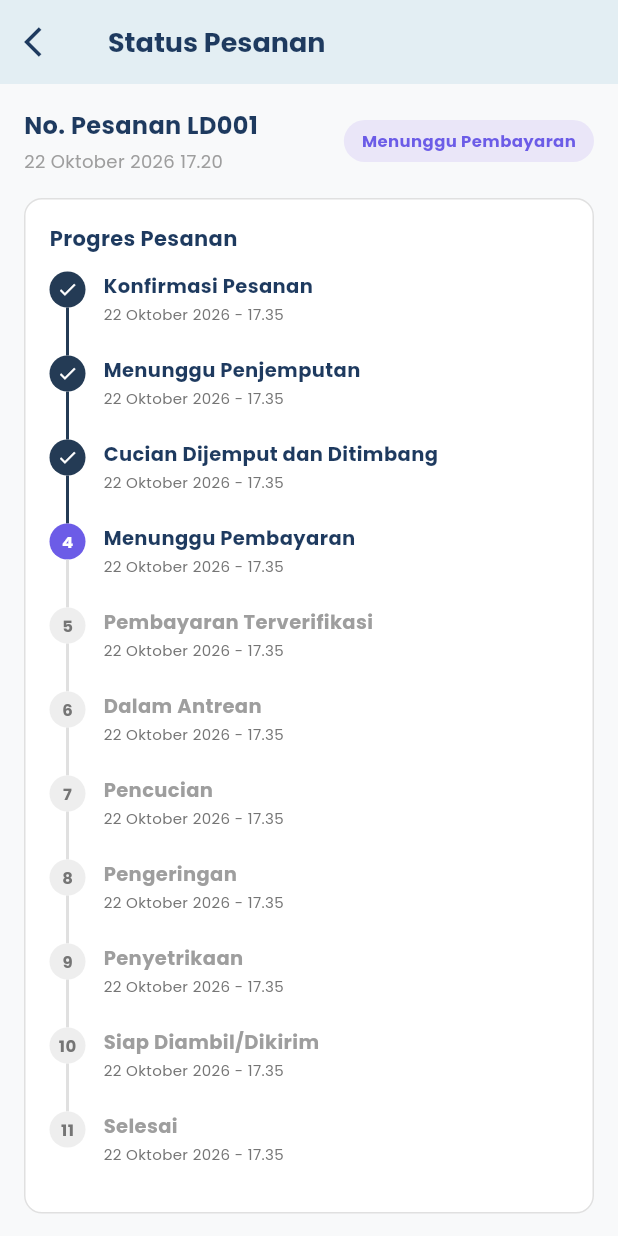
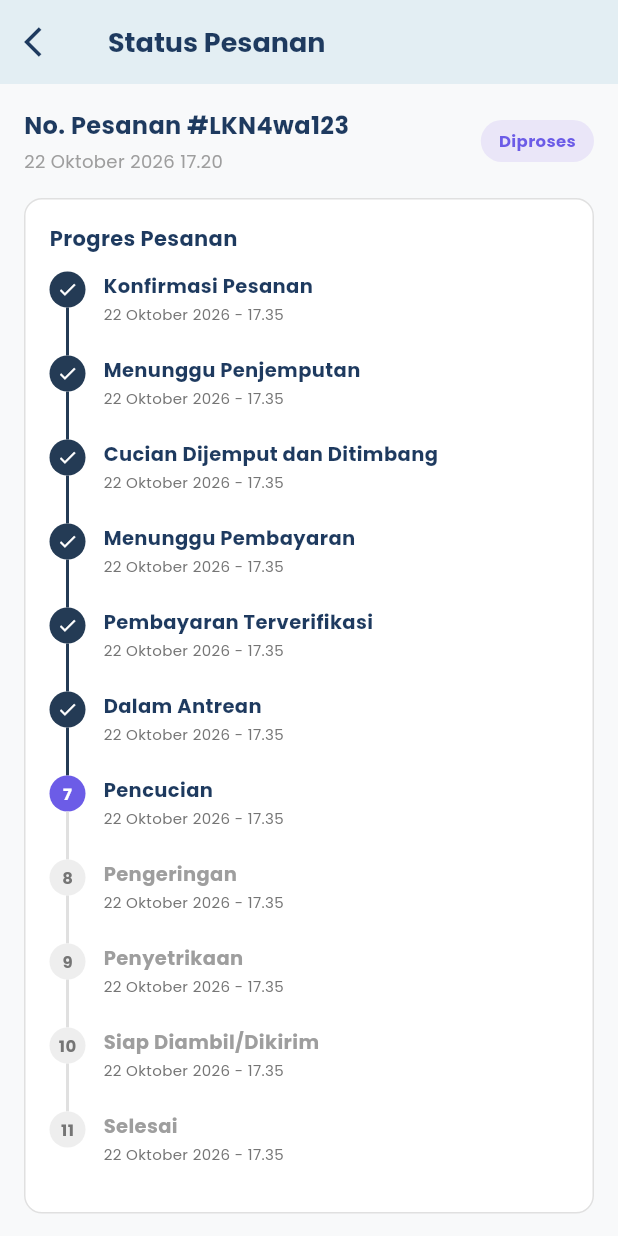
Before and after one commit to 24051214082/laundry-mobile, a Flutter app: the StatusPesananPage screen opened by its route, on a phone screen of 412 x 824 dp. Run offline on Flutter 3.47's test engine with Material 3 defaults, Android fonts, the phone set to English and light mode, and no system bars; our stand-ins replace google_fonts; network calls fail.

Commit message:
status pesanan sementara [onel]

```diff
--- a/lib/home_page.dart
+++ b/lib/home_page.dart
@@ -27,10 +27,11 @@ class _HomePageState extends State<HomePage> {
     'image': 'assets/laundrykiloan.PNG',
   };
 
-  void _navigateToDetail() {
+  // Diubah agar langsung mengarah ke rute '/status-pesanan'
+  void _navigateToStatusPesanan() {
     Navigator.pushNamed(
       context,
-      '/order-detail',
+      '/status-pesanan',
       arguments: activeOrderData,
     );
   }
@@ -173,13 +174,13 @@ class _HomePageState extends State<HomePage> {
                 ),
               ),
 
-              // Card Pesanan Aktif
+              // Card Pesanan Aktif (Mengarah ke _navigateToStatusPesanan)
               Padding(
                 padding: const EdgeInsets.symmetric(horizontal: 20, vertical: 8),
                 child: Material(
                   color: Colors.transparent,
                   child: InkWell(
-                    onTap: _navigateToDetail,
+                    onTap: _navigateToStatusPesanan,
                     borderRadius: BorderRadius.circular(24),
                     child: Container(
                       padding: const EdgeInsets.all(16),
@@ -357,7 +358,7 @@ class _HomePageState extends State<HomePage> {
                       price: 'Rp 3.000/kg',
                       iconData: Icons.shopping_basket_rounded,
                       gradientColors: [Color(0xFF86D7F6), Color(0xFF459DD0)],
-                      onTap: () => Navigator.pushNamed(context, '/booking'),
+                      onTap: () => _navigateToBooking('Laundry Kiloan'),
                     ),
                     _buildServiceCard(
                       title: 'Laundry Satuan',
@@ -365,7 +366,7 @@ class _HomePageState extends State<HomePage> {
                       price: 'Rp 15.000/pcs',
                       iconData: Icons.checkroom_rounded,
                       gradientColors: [Color(0xFFBCE1F9), Color(0xFF6DAEE2)],
-                      onTap: () => Navigator.pushNamed(context, '/booking'),
+                      onTap: () => _navigateToBooking('Laundry Satuan'),
                     ),
                     _buildServiceCard(
                       title: 'Bed Cover',
@@ -373,7 +374,7 @@ class _HomePageState extends State<HomePage> {
                       price: 'Rp 25.000',
                       iconData: Icons.bed_rounded,
                       gradientColors: [Color(0xFFA5CFF6), Color(0xFF7098E0)],
-                      onTap: () => Navigator.pushNamed(context, '/booking'),
+                      onTap: () => _navigateToBooking('Bed Cover'),
                     ),
                     _buildServiceCard(
                       title: 'Boneka',
@@ -381,7 +382,7 @@ class _HomePageState extends State<HomePage> {
                       price: 'Rp 15.000',
                       iconData: Icons.pets_rounded,
                       gradientColors: [Color(0xFFF9D5AF), Color(0xFFE5A170)],
-                      onTap: () => Navigator.pushNamed(context, '/booking'),
+                      onTap: () => _navigateToBooking('Boneka'),
                     ),
                   ],
                 ),
@@ -420,7 +421,6 @@ class _HomePageState extends State<HomePage> {
       child: Column(
         crossAxisAlignment: CrossAxisAlignment.start,
         children: [
-          // Banner Gambar / Ilustrasi Layanan
           Container(
             height: 105,
             width: double.infinity,
@@ -440,7 +440,6 @@ class _HomePageState extends State<HomePage> {
               ),
             ),
           ),
-          // Deskripsi & Harga
           Expanded(
             child: Padding(
               padding: const EdgeInsets.all(12),
--- a/lib/status_pesanan.dart
+++ b/lib/status_pesanan.dart
@@ -5,6 +5,24 @@ class StatusPesananPage extends StatelessWidget {
 
   @override
   Widget build(BuildContext context) {
+    // Menerima argumen data yang dikirimkan dari Navigator.pushNamed
+    final Map<String, dynamic> orderData =
+        (ModalRoute.of(context)?.settings.arguments as Map<String, dynamic>?) ??
+            {
+              'orderId': '#LKN4wa123',
+              'serviceName': 'Laundry Kiloan',
+              'weight': '5.0 kg',
+              'treatment': 'Cuci + Setrika',
+              'status': 'Diproses',
+              'estimate': '18 April 2027, 08.00',
+            };
+
+    String orderId = orderData['orderId'] ?? '#LKN4wa123';
+    String serviceName = orderData['serviceName'] ?? 'Laundry Kiloan';
+    String weight = orderData['weight'] ?? '5.0 kg';
+    String treatment = orderData['treatment'] ?? 'Cuci + Setrika';
+    String status = orderData['status'] ?? 'Diproses';
+
     return Scaffold(
       backgroundColor: const Color(0xFFF8F9FA),
       appBar: AppBar(
@@ -28,23 +46,23 @@ class StatusPesananPage extends StatelessWidget {
         child: Column(
           crossAxisAlignment: CrossAxisAlignment.start,
           children: [
-            // Header No Pesanan & Badge
+            // Header No Pesanan & Badge Dinamis
             Row(
               mainAxisAlignment: MainAxisAlignment.spaceBetween,
               children: [
                 Column(
                   crossAxisAlignment: CrossAxisAlignment.start,
-                  children: const [
+                  children: [
                     Text(
-                      'No. Pesanan LD001',
-                      style: TextStyle(
+                      'No. Pesanan $orderId',
+                      style: const TextStyle(
                         fontSize: 16,
                         fontWeight: FontWeight.bold,
                         color: Color(0xFF1E3A5F),
                       ),
                     ),
-                    SizedBox(height: 4),
-                    Text(
+                    const SizedBox(height: 4),
+                    const Text(
                       '22 Oktober 2026 17.20',
                       style: TextStyle(fontSize: 12, color: Colors.grey),
                     ),
@@ -56,9 +74,9 @@ class StatusPesananPage extends StatelessWidget {
                     color: const Color(0xFFEAE6F8),
                     borderRadius: BorderRadius.circular(20),
                   ),
-                  child: const Text(
-                    'Menunggu Pembayaran',
-                    style: TextStyle(
+                  child: Text(
+                    status,
+                    style: const TextStyle(
                       fontSize: 11,
                       color: Color(0xFF6C5CE7),
                       fontWeight: FontWeight.bold,
@@ -94,10 +112,10 @@ class StatusPesananPage extends StatelessWidget {
                   _buildTimelineItem(step: '1', title: 'Konfirmasi Pesanan', subtitle: '22 Oktober 2026 - 17.35', isCompleted: true, isCurrent: false, showLine: true),
                   _buildTimelineItem(step: '2', title: 'Menunggu Penjemputan', subtitle: '22 Oktober 2026 - 17.35', isCompleted: true, isCurrent: false, showLine: true),
                   _buildTimelineItem(step: '3', title: 'Cucian Dijemput dan Ditimbang', subtitle: '22 Oktober 2026 - 17.35', isCompleted: true, isCurrent: false, showLine: true),
-                  _buildTimelineItem(step: '4', title: 'Menunggu Pembayaran', subtitle: '22 Oktober 2026 - 17.35', isCompleted: false, isCurrent: true, showLine: true),
-                  _buildTimelineItem(step: '5', title: 'Pembayaran Terverifikasi', subtitle: '22 Oktober 2026 - 17.35', isCompleted: false, isCurrent: false, showLine: true),
-                  _buildTimelineItem(step: '6', title: 'Dalam Antrean', subtitle: '22 Oktober 2026 - 17.35', isCompleted: false, isCurrent: false, showLine: true),
-                  _buildTimelineItem(step: '7', title: 'Pencucian', subtitle: '22 Oktober 2026 - 17.35', isCompleted: false, isCurrent: false, showLine: true),
+                  _buildTimelineItem(step: '4', title: 'Menunggu Pembayaran', subtitle: '22 Oktober 2026 - 17.35', isCompleted: true, isCurrent: false, showLine: true),
+                  _buildTimelineItem(step: '5', title: 'Pembayaran Terverifikasi', subtitle: '22 Oktober 2026 - 17.35', isCompleted: true, isCurrent: false, showLine: true),
+                  _buildTimelineItem(step: '6', title: 'Dalam Antrean', subtitle: '22 Oktober 2026 - 17.35', isCompleted: true, isCurrent: false, showLine: true),
+                  _buildTimelineItem(step: '7', title: 'Pencucian', subtitle: '22 Oktober 2026 - 17.35', isCompleted: false, isCurrent: true, showLine: true),
                   _buildTimelineItem(step: '8', title: 'Pengeringan', subtitle: '22 Oktober 2026 - 17.35', isCompleted: false, isCurrent: false, showLine: true),
                   _buildTimelineItem(step: '9', title: 'Penyetrikaan', subtitle: '22 Oktober 2026 - 17.35', isCompleted: false, isCurrent: false, showLine: true),
                   _buildTimelineItem(step: '10', title: 'Siap Diambil/Dikirim', subtitle: '22 Oktober 2026 - 17.35', isCompleted: false, isCurrent: false, showLine: true),
@@ -107,7 +125,7 @@ class StatusPesananPage extends StatelessWidget {
             ),
             const SizedBox(height: 16),
 
-            // Card Tagihan Cucian
+            // Card Tagihan Cucian (Disesuaikan dengan data aktif)
             Container(
               padding: const EdgeInsets.all(16),
               decoration: BoxDecoration(
@@ -127,13 +145,13 @@ class StatusPesananPage extends StatelessWidget {
                     ),
                   ),
                   const SizedBox(height: 4),
-                  const Text('No. Pesanan LD001', style: TextStyle(fontSize: 11, color: Colors.grey)),
+                  Text('No. Pesanan $orderId', style: const TextStyle(fontSize: 11, color: Colors.grey)),
                   const Divider(height: 20),
 
-                  _buildBillRow('Jenis Laundry', 'Kiloan'),
-                  _buildBillRow('Kecepatan Layanan', 'Express'),
-                  _buildBillRow('Pengerjaan', 'Cuci + Setrika'),
-                  _buildBillRow('Berat Aktual', '8kg'),
+                  _buildBillRow('Jenis Laundry', serviceName.contains('Kiloan') ? 'Kiloan' : 'Satuan'),
+                  _buildBillRow('Kecepatan Layanan', 'Reguler'),
+                  _buildBillRow('Pengerjaan', treatment),
+                  _buildBillRow('Berat Aktual', weight),
                   const SizedBox(height: 8),
 
                   const Text(
@@ -142,12 +160,9 @@ class StatusPesananPage extends StatelessWidget {
                   ),
                   const SizedBox(height: 8),
 
-                  _buildBillRow('Berat Minimum', 'Rp20.000'),
-                  _buildBillRow('Berat Tambahan', 'Rp3.000'),
-                  _buildBillRow('Biaya Express', 'Rpxxxxx'),
-                  _buildBillRow('Cuci + Setrika', 'Rpxxxxx'),
-                  _buildBillRow('Tambahan Deterjen', 'Rp1.000'),
-                  _buildBillRow('Tambahan Pewangi', 'Rp1.000'),
+                  _buildBillRow('Biaya Layanan', 'Rp 35.000'),
+                  _buildBillRow('Tambahan Deterjen', 'Rp 0'),
+                  _buildBillRow('Tambahan Pewangi', 'Rp 0'),
 
                   const Divider(height: 20),
 
@@ -159,14 +174,14 @@ class StatusPesananPage extends StatelessWidget {
                         style: TextStyle(fontSize: 14, fontWeight: FontWeight.bold, color: Color(0xFF1E3A5F)),
                       ),
                       Text(
-                        'RpXXXXX',
+                        'Rp 35.000',
                         style: TextStyle(fontSize: 16, fontWeight: FontWeight.bold, color: Color(0xFF1E3A5F)),
                       ),
                     ],
                   ),
                   const SizedBox(height: 16),
 
-                  // Tombol Bayar Sekarang
+                  // Tombol Selesai / Status
                   SizedBox(
                     width: double.infinity,
                     height: 48,
@@ -179,7 +194,7 @@ class StatusPesananPage extends StatelessWidget {
                       ),
                       onPressed: () {},
                       child: const Text(
-                        'Bayar Sekarang',
+                        'Cek Detail Pembayaran',
                         style: TextStyle(fontSize: 14, color: Colors.white, fontWeight: FontWeight.bold),
                       ),
                     ),
```
